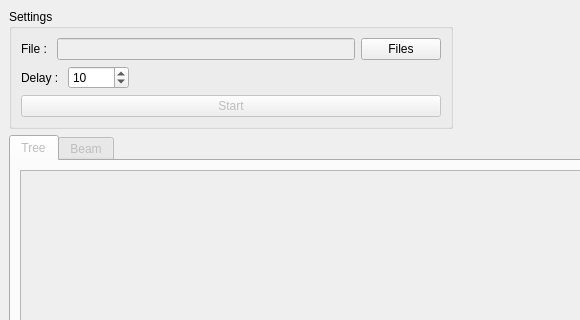
First picture: the form in src/gui/MainWindow.ui, repository luhumber/krpsim, before the edit; both pictures show x 0 to 580 and y 0 to 320 of the 906 by 694 pixel window.
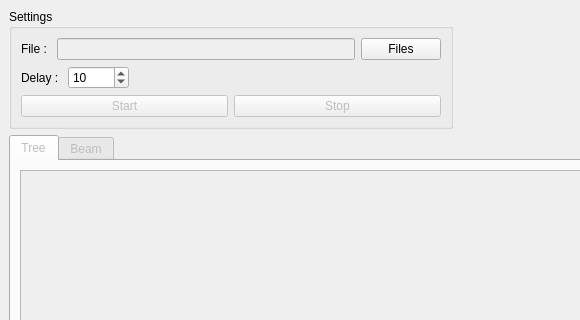
Second picture: the form after the edit. Custom widgets are drawn as their Qt base class.

Commit message: stop thread management

```diff
--- a/src/gui/MainWindow.ui
+++ b/src/gui/MainWindow.ui
@@ -92,6 +92,11 @@
           </layout>
          </item>
          <item>
+          <layout class="QHBoxLayout" name="horizontalLayout">
+           <property name="topMargin">
+            <number>0</number>
+           </property>
+           <item>
           <widget class="QPushButton" name="startPushButton">
            <property name="enabled">
             <bool>false</bool>
@@ -100,6 +105,18 @@
             <string>Start</string>
            </property>
           </widget>
+           </item>
+           <item>
+            <widget class="QPushButton" name="stopPushButton">
+             <property name="enabled">
+              <bool>false</bool>
+             </property>
+             <property name="text">
+              <string>Stop</string>
+             </property>
+            </widget>
+           </item>
+          </layout>
          </item>
         </layout>
        </widget>
```
Lines whose indentation alone changed are shown as unchanged. The commit also changes 5 other files.
